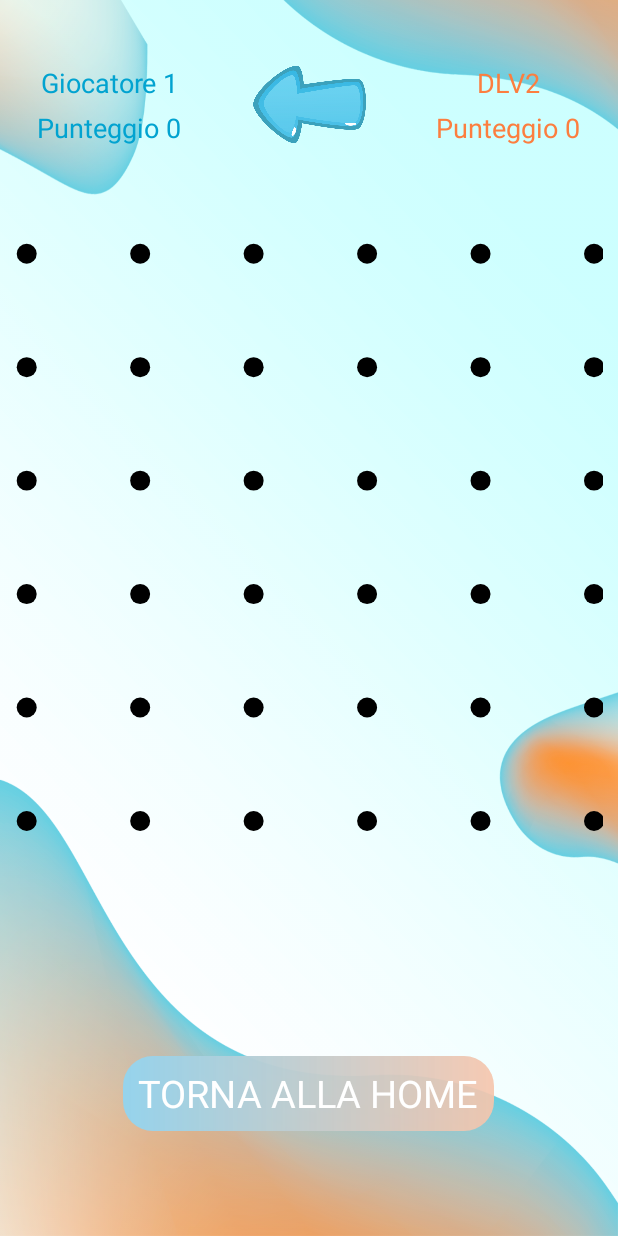
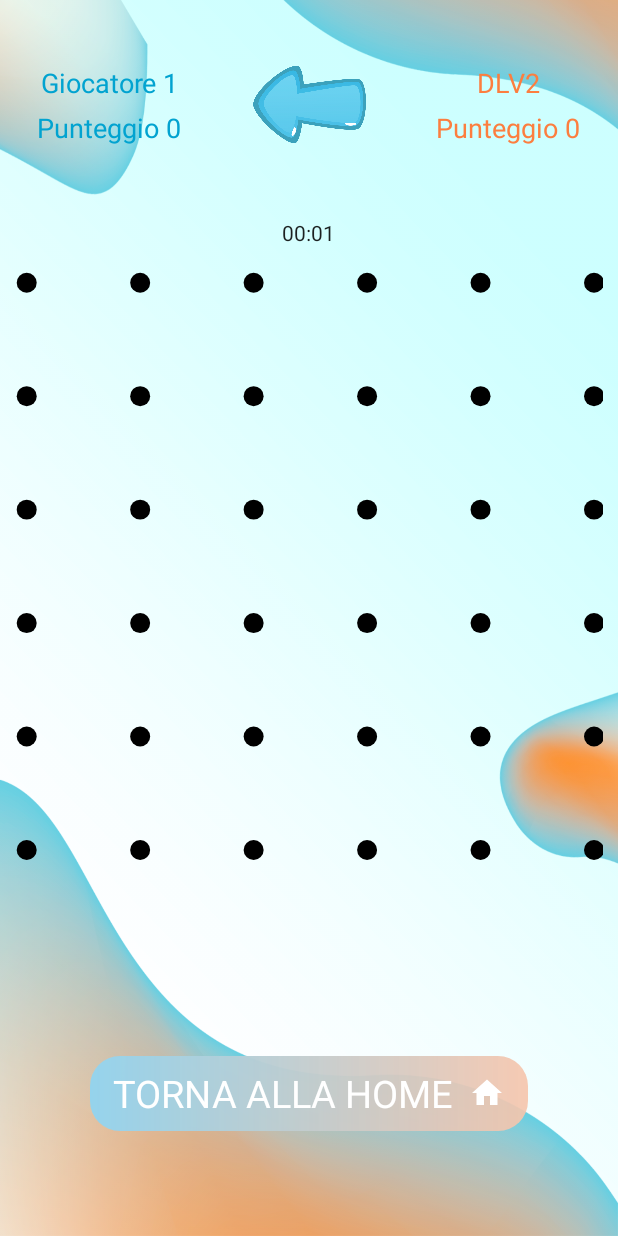
Before and after one commit to saso-gatto/DotsAndBoxes-Android, an Android app: the MainActivity screen opened directly, with no data from a screen before it, on a phone screen of 412 x 824 dp. Run offline under Robolectric (Android 15) with nearby library versions, the phone set to English and light mode, and no system bars; libraries missing offline, so code that uses them is left out: it.unical.mat; Roboto replaces fonts that are not available here; 12 statements that could not run were skipped.

Commit message:
Aggiunta del cronometro

```diff
--- a/app/src/main/java/mat/unical/it/dotsandboxes/MainActivity.java
+++ b/app/src/main/java/mat/unical/it/dotsandboxes/MainActivity.java
@@ -8,6 +8,7 @@ import android.view.Menu;
 import android.view.MenuItem;
 import android.view.View;
 import android.widget.Button;
+import android.widget.Chronometer;
 import android.widget.ImageView;
 import android.widget.TextView;
 
@@ -99,11 +100,12 @@ public class MainActivity extends AppCompatActivity implements PlayersStateView
 
 
         startGame(players);
+        ((Chronometer) findViewById(R.id.chronometer1)).start();
     }
+
 
     private void startGame(Player[] players) {
         gameView.startGame(players);
-
     }
 
     public void updateState() {
@@ -155,6 +157,7 @@ public class MainActivity extends AppCompatActivity implements PlayersStateView
                         }).show();
             }
         });
+        ((Chronometer) findViewById(R.id.chronometer1)).stop();
     }
 
     @Override
--- /dev/null
+++ b/app/src/main/res/drawable/ic_home.xml
@@ -0,0 +1,5 @@
+<vector android:height="24dp" android:tint="#FFFFFF"
+    android:viewportHeight="24" android:viewportWidth="24"
+    android:width="24dp" xmlns:android="http://schemas.android.com/apk/res/android">
+    <path android:fillColor="@android:color/white" android:pathData="M10,20v-6h4v6h5v-8h3L12,3 2,12h3v8z"/>
+</vector>
--- a/app/src/main/res/layout/activity_main.xml
+++ b/app/src/main/res/layout/activity_main.xml
@@ -87,6 +87,12 @@
         </LinearLayout>
     </LinearLayout>
 
+    <Chronometer
+        android:id="@+id/chronometer1"
+        android:layout_gravity="center"
+        android:layout_width="wrap_content"
+        android:layout_height="wrap_content" />
+
     <mat.unical.it.dotsandboxes.view.GameView
         android:id="@+id/gameView"
         android:layout_width="match_parent"
@@ -109,7 +115,9 @@
         android:text="Torna alla Home"
         android:textColor="@color/white"
         android:textSize="25sp"
-        android:paddingHorizontal="10dp"/>
+        android:drawablePadding="10dp"
+        android:drawableRight="@drawable/ic_home"
+        android:paddingHorizontal="15dp"/>
 
 
 </LinearLayout>
```
